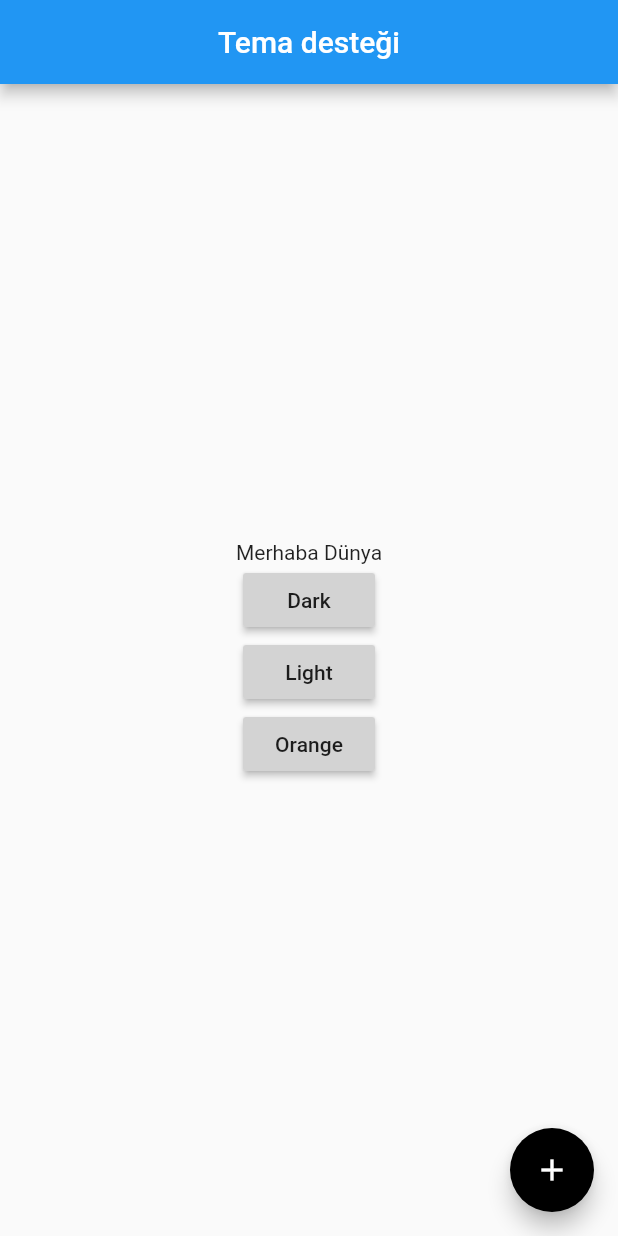
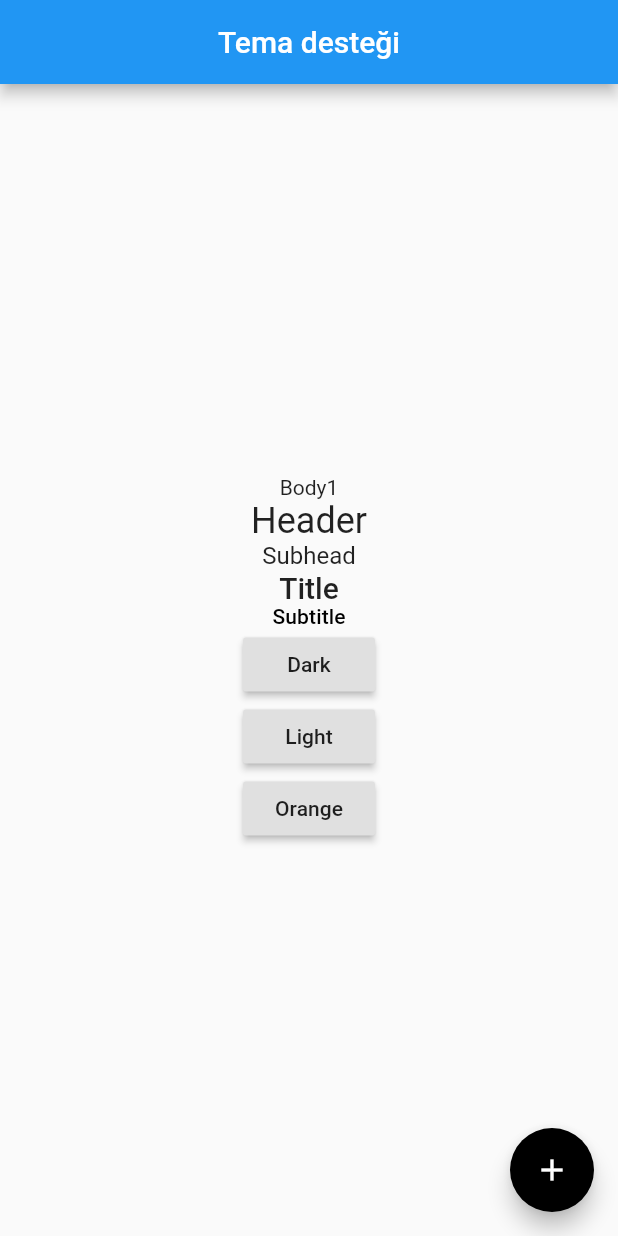
Before and after one commit to devibrahimkarahan/flutter_bloc_ile_theme, a Flutter app: the screen it shows after launch, on a phone screen of 412 x 824 dp. Run offline on Flutter 3.47's test engine with Material 2 defaults, Android fonts, the phone set to English and light mode, and no system bars; our stand-ins replace flutter_bloc.

Commit message:
Metot 1 de sayfa içeriği güncellendi

```diff
--- a/lib/main.dart
+++ b/lib/main.dart
@@ -1,7 +1,7 @@
 import 'package:flutter/material.dart';
 import 'package:flutter_bloc/flutter_bloc.dart';
-import 'package:flutter_bloc_ile_theme/method_2/bloc_theme.dart';
-import 'package:flutter_bloc_ile_theme/method_2/page_main.dart';
+import 'package:flutter_bloc_ile_theme/method_1/bloc_theme.dart';
+import 'package:flutter_bloc_ile_theme/method_1/page_main.dart';
 
 void main() => runApp(MyApp());
 
--- a/lib/method_1/app_theme.dart
+++ b/lib/method_1/app_theme.dart
@@ -22,6 +22,9 @@ class AppTheme {
 
   static ThemeData _darkTheme = ThemeData.dark().copyWith(
     accentColor: Colors.white,
+    textTheme: TextTheme(
+      headline: TextStyle(fontSize: 10),
+    ),
   );
 
   static ThemeData _lightTheme = ThemeData.light().copyWith(
@@ -32,6 +35,9 @@ class AppTheme {
     brightness: Brightness.dark,
     primaryColor: Colors.teal,
     accentColor: Colors.orange,
-    textTheme: TextTheme(body1: TextStyle(fontSize: 24, color: Colors.orange)),
+    textTheme: TextTheme(
+      body1: TextStyle(fontSize: 24, color: Colors.orange),
+      headline: TextStyle(fontSize: 100, color: Colors.orange),
+    ),
   );
 }
--- a/lib/method_1/page_main.dart
+++ b/lib/method_1/page_main.dart
@@ -28,18 +28,22 @@ class _PageMainState extends State<PageMain> {
         child: Column(
           mainAxisSize: MainAxisSize.min,
           children: <Widget>[
-            Text("Merhaba Dünya", style: AppTheme.theme.textTheme.body1),
+            Text("Body1", style: Theme.of(context).textTheme.body1),
+            Text("Header", style: Theme.of(context).textTheme.headline),
+            Text("Subhead", style: Theme.of(context).textTheme.subhead),
+            Text("Title", style: Theme.of(context).textTheme.title),
+            Text("Subtitle", style: Theme.of(context).textTheme.subtitle),
             RaisedButton(
               onPressed: () => themeTapped(SupportedTheme.DARK),
-              child: Text("Dark", style: AppTheme.theme.textTheme.button),
+              child: Text("Dark", style: Theme.of(context).textTheme.button),
             ),
             RaisedButton(
               onPressed: () => themeTapped(SupportedTheme.LIGHT),
-              child: Text("Light", style: AppTheme.theme.textTheme.button),
+              child: Text("Light", style: Theme.of(context).textTheme.button),
             ),
             RaisedButton(
               onPressed: () => themeTapped(SupportedTheme.ORANGE),
-              child: Text("Orange", style: AppTheme.theme.textTheme.button),
+              child: Text("Orange", style: Theme.of(context).textTheme.button),
             ),
           ],
         ),
```
